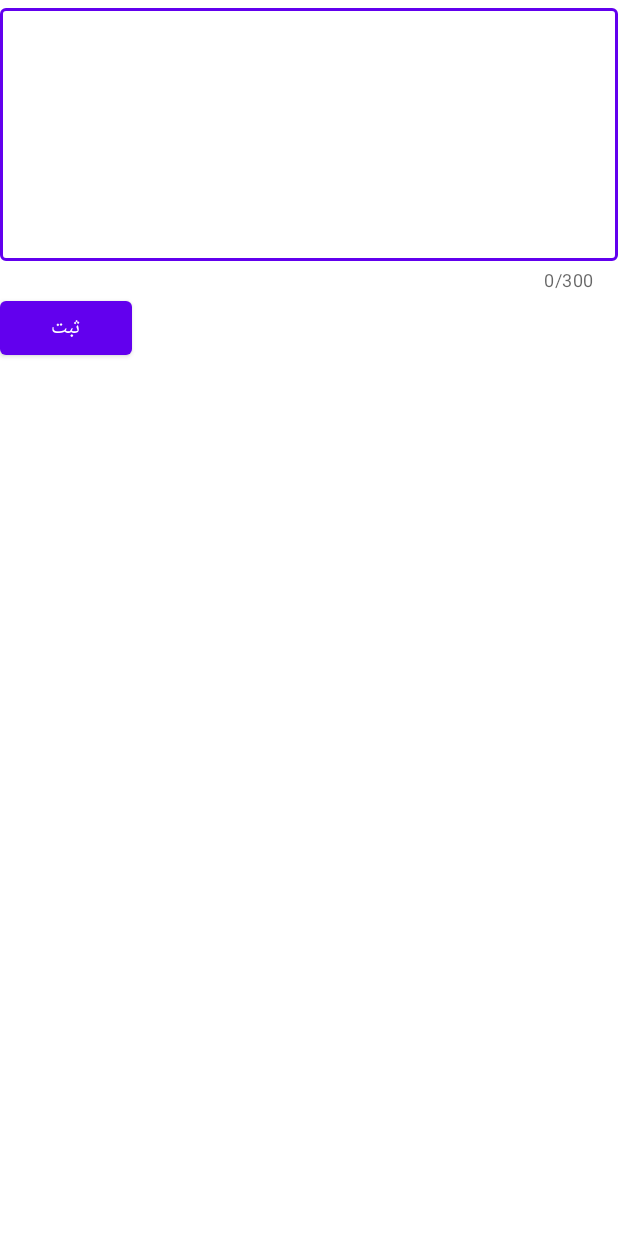
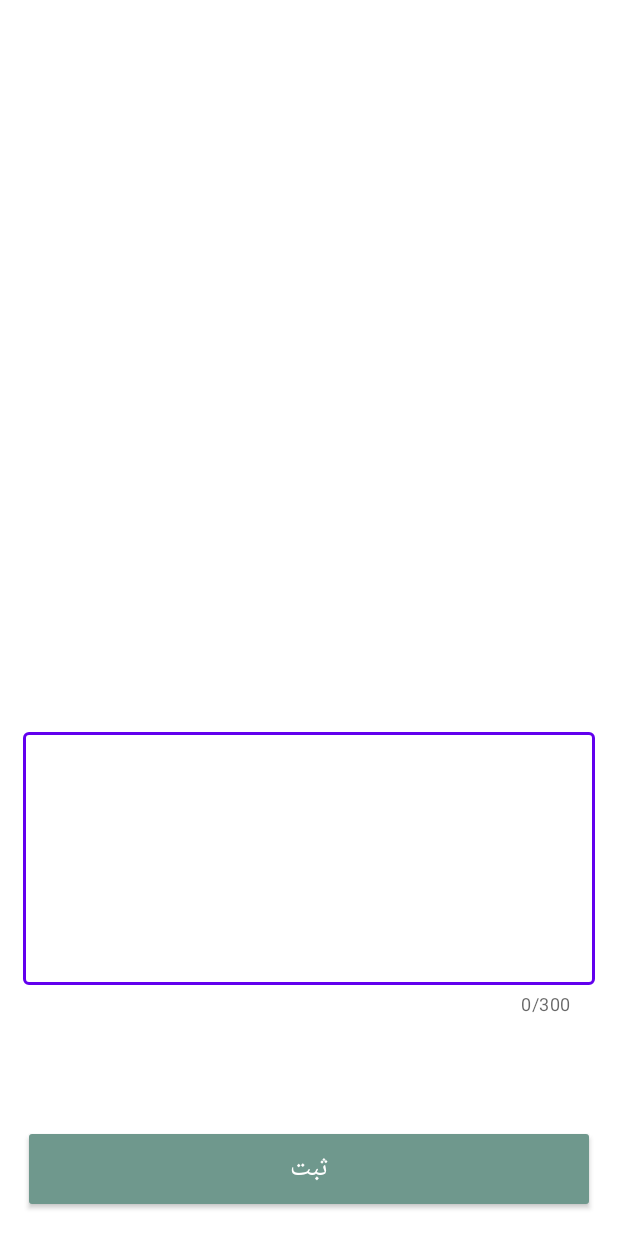
Before and after one commit to SINAsoheili/Best_Sellers, an Android app: the layout fragment_survey.xml on its own in the app's theme, with its tools: preview values and no code run, on a phone screen of 412 x 824 dp. Run offline under Robolectric (Android 15) with nearby library versions, the phone set to English and light mode, and no system bars.

Commit message:
update ui of Survey Fragment

```diff
--- a/app/app/src/main/res/layout/fragment_survey.xml
+++ b/app/app/src/main/res/layout/fragment_survey.xml
@@ -6,26 +6,86 @@
     xmlns:app="http://schemas.android.com/apk/res-auto"
     android:background="@color/white">
 
-    <LinearLayout
-        android:id="@+id/ll_survey_questions"
+    <androidx.cardview.widget.CardView
+        android:id="@+id/cv_survey_questions_1"
         android:layout_width="0dp"
         android:layout_height="wrap_content"
         app:layout_constraintTop_toTopOf="parent"
         app:layout_constraintLeft_toLeftOf="parent"
         app:layout_constraintRight_toRightOf="parent"
-        android:orientation="vertical"
+        android:layout_marginTop="@dimen/margin_3"
+        android:layout_marginLeft="@dimen/margin_2"
+        android:layout_marginRight="@dimen/margin_2"
+        app:cardElevation="0dp"
+        />
+
+    <androidx.cardview.widget.CardView
+        android:id="@+id/cv_survey_questions_2"
+        android:layout_width="0dp"
+        android:layout_height="wrap_content"
+        app:layout_constraintTop_toBottomOf="@id/cv_survey_questions_1"
+        app:layout_constraintLeft_toLeftOf="parent"
+        app:layout_constraintRight_toRightOf="parent"
+        android:layout_marginTop="@dimen/margin_3"
+        android:layout_marginLeft="@dimen/margin_2"
+        android:layout_marginRight="@dimen/margin_2"
+        app:cardElevation="0dp"
+        />
+
+    <androidx.cardview.widget.CardView
+        android:id="@+id/cv_survey_questions_3"
+        android:layout_width="0dp"
+        android:layout_height="wrap_content"
+        app:layout_constraintTop_toBottomOf="@id/cv_survey_questions_2"
+        app:layout_constraintLeft_toLeftOf="parent"
+        app:layout_constraintRight_toRightOf="parent"
+        android:layout_marginTop="@dimen/margin_3"
+        android:layout_marginLeft="@dimen/margin_2"
+        android:layout_marginRight="@dimen/margin_2"
+        app:cardElevation="0dp"
+        />
+
+    <androidx.cardview.widget.CardView
+        android:id="@+id/cv_survey_questions_4"
+        android:layout_width="0dp"
+        android:layout_height="wrap_content"
+        app:layout_constraintTop_toBottomOf="@id/cv_survey_questions_3"
+        app:layout_constraintLeft_toLeftOf="parent"
+        app:layout_constraintRight_toRightOf="parent"
+        android:layout_marginTop="@dimen/margin_3"
+        android:layout_marginLeft="@dimen/margin_2"
+        android:layout_marginRight="@dimen/margin_2"
+        app:cardElevation="0dp"
+        />
+
+    <androidx.cardview.widget.CardView
+        android:id="@+id/cv_survey_questions_5"
+        android:layout_width="0dp"
+        android:layout_height="wrap_content"
+        app:layout_constraintTop_toBottomOf="@id/cv_survey_questions_4"
+        app:layout_constraintLeft_toLeftOf="parent"
+        app:layout_constraintRight_toRightOf="parent"
+        android:layout_marginTop="@dimen/margin_3"
+        android:layout_marginLeft="@dimen/margin_2"
+        android:layout_marginRight="@dimen/margin_2"
+        app:cardElevation="0dp"
         />
 
     <com.google.android.material.textfield.TextInputLayout
         android:id="@+id/til_survey_message"
         android:layout_width="0dp"
-        android:layout_height="wrap_content"
-        app:layout_constraintTop_toBottomOf="@id/ll_survey_questions"
+        android:layout_height="0dp"
+        app:layout_constraintHeight_percent="0.3"
+        app:layout_constraintBottom_toTopOf="@id/btn_survey_submit"
         app:layout_constraintLeft_toLeftOf="parent"
         app:layout_constraintRight_toRightOf="parent"
+        android:layout_marginBottom="@dimen/margin_3"
+        android:layout_marginLeft="@dimen/margin_2"
+        android:layout_marginRight="@dimen/margin_2"
         app:counterEnabled="true"
         app:counterMaxLength="300"
-        style="@style/Widget.MaterialComponents.TextInputLayout.OutlinedBox">
+        style="@style/Widget.MaterialComponents.TextInputLayout.OutlinedBox"
+        android:background="@android:color/white">
 
         <com.google.android.material.textfield.TextInputEditText
             android:id="@+id/tie_survey_message"
@@ -33,15 +93,19 @@
             android:layout_height="wrap_content"
             android:lines="7"
             android:maxLines="7"
+            android:gravity="top"
             />
     </com.google.android.material.textfield.TextInputLayout>
 
     <Button
         android:id="@+id/btn_survey_submit"
-        android:layout_width="wrap_content"
+        android:layout_width="0dp"
         android:layout_height="wrap_content"
-        app:layout_constraintTop_toBottomOf="@id/til_survey_message"
         app:layout_constraintLeft_toLeftOf="parent"
+        app:layout_constraintRight_toRightOf="parent"
+        app:layout_constraintBottom_toBottomOf="parent"
+        android:layout_margin="@dimen/margin_2"
+        style="@style/solid_button"
         android:text="@string/register"
         />
 
```
Also changed, not shown: app/app/src/main/java/net/sinasoheili/best_sellers/view/SurveyFragment.kt (+37 -8 lines).
